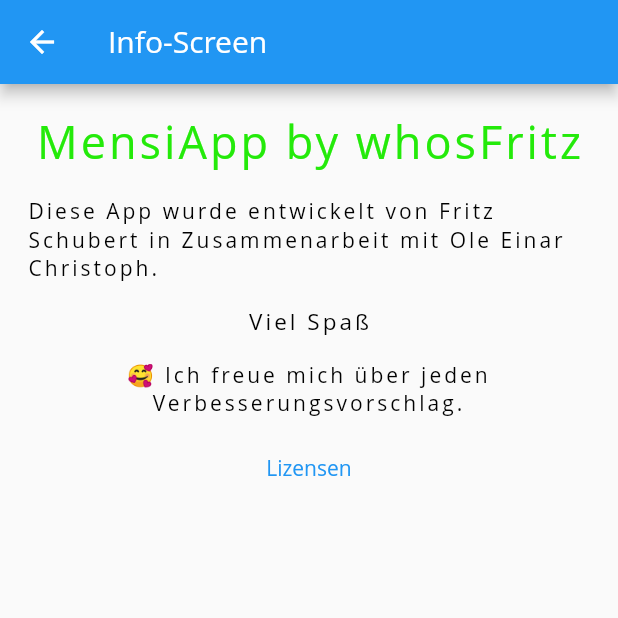
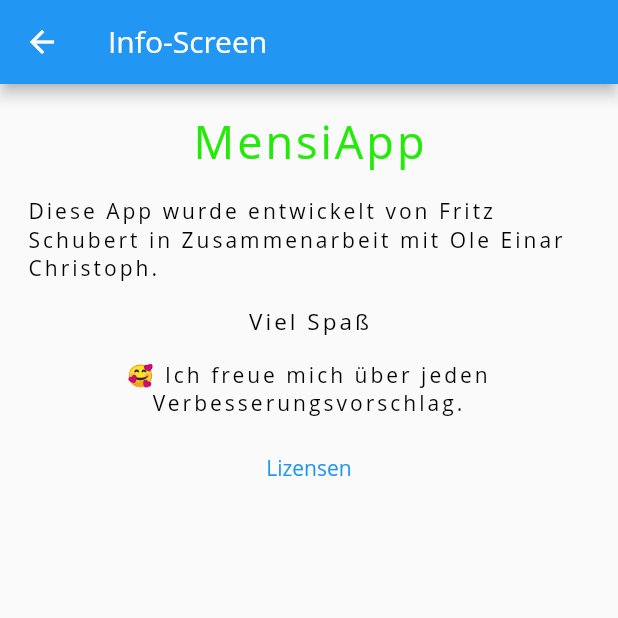
Before and after one commit to whosFritz/MensiMates, a Flutter app: the AboutPage screen opened by its route, on a phone screen of 412 x 824 dp, the top half of it. Run offline on Flutter 3.47's test engine with Material 2 defaults, Android fonts, the phone set to English and light mode, and no system bars; network calls fail; Roboto replaces fonts that are missing (Open Sans).

Commit message:
changed name in info page

```diff
--- a/essensgetterapp/lib/main.dart
+++ b/essensgetterapp/lib/main.dart
@@ -654,7 +654,7 @@ class _InfoScreenState extends State<AboutPage> {
                                   Padding(
                                     padding: const EdgeInsets.all(8.0),
                                     child: Text(
-                                      "MensiApp by whosFritz",
+                                      "MensiApp",
                                       style: Theme.of(context)
                                           .textTheme
                                           .titleLarge
```
